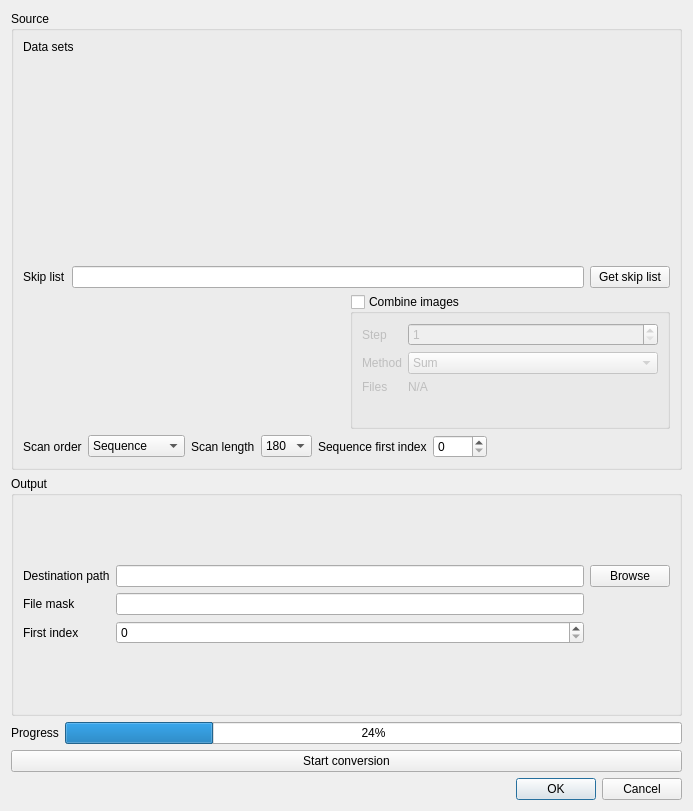
The window that applications/muhrec/src/fileconversiondialog.ui (neutronimaging/imagingsuite) describes before a commit, drawn with Qt 5.
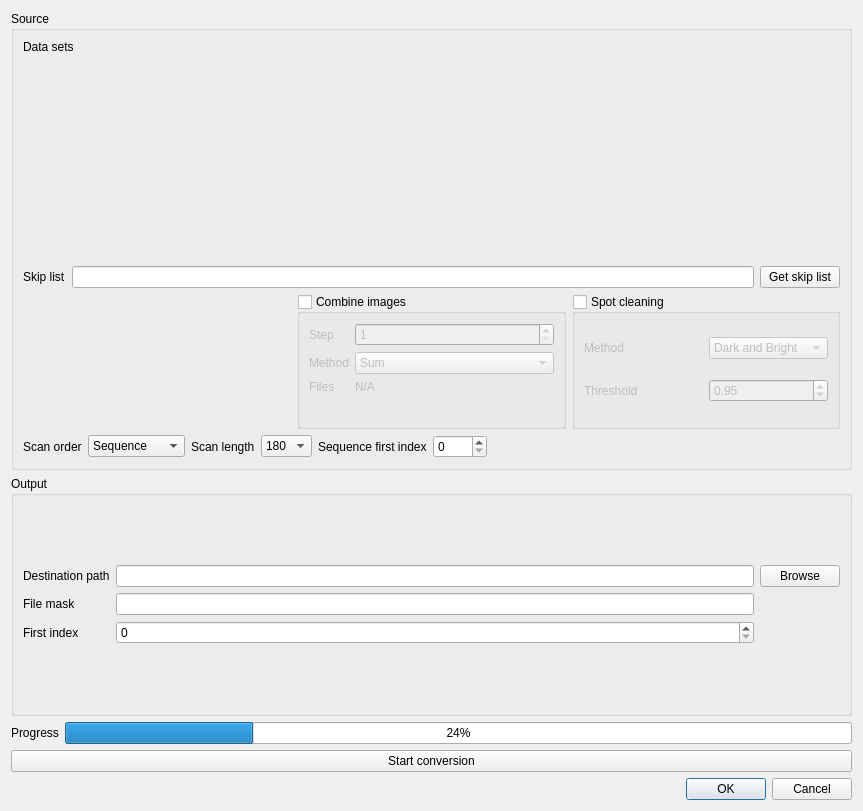
The same window after the commit. Custom widgets are drawn as their Qt base class.

Commit message: Started to add spot clean

Patch:
```diff
--- a/applications/muhrec/src/fileconversiondialog.ui
+++ b/applications/muhrec/src/fileconversiondialog.ui
@@ -6,7 +6,7 @@
    <rect>
     <x>0</x>
     <y>0</y>
-    <width>693</width>
+    <width>863</width>
     <height>811</height>
    </rect>
   </property>
@@ -44,7 +44,7 @@
           <item>
            <layout class="QHBoxLayout" name="horizontalLayout">
             <item>
-             <widget class="QLabel" name="label">
+             <widget class="QLabel" name="label_skiplist">
               <property name="text">
                <string>Skip list</string>
               </property>
@@ -97,7 +97,7 @@
                 </widget>
                </item>
                <item row="0" column="1">
-                <widget class="QSpinBox" name="spinCollationSize">
+                <widget class="QSpinBox" name="spinComobineSize">
                  <property name="minimum">
                   <number>1</number>
                  </property>
@@ -147,17 +147,100 @@
                  </item>
                 </widget>
                </item>
-               <item row="2" column="1">
-                <widget class="QLabel" name="labelNumberOfFiles">
-                 <property name="text">
-                  <string>N/A</string>
-                 </property>
-                </widget>
-               </item>
                <item row="2" column="0">
                 <widget class="QLabel" name="label_rest">
                  <property name="text">
                   <string>Files</string>
+                 </property>
+                </widget>
+               </item>
+               <item row="2" column="1">
+                <widget class="QLabel" name="labelNumberOfFiles">
+                 <property name="text">
+                  <string>N/A</string>
+                 </property>
+                </widget>
+               </item>
+              </layout>
+             </widget>
+            </item>
+            <item>
+             <widget class="QGroupBox" name="groupBox_spotclean">
+              <property name="title">
+               <string>Spot cleaning</string>
+              </property>
+              <property name="checkable">
+               <bool>true</bool>
+              </property>
+              <property name="checked">
+               <bool>false</bool>
+              </property>
+              <layout class="QGridLayout" name="gridLayout_3">
+               <item row="0" column="1">
+                <widget class="QComboBox" name="comboBox_spotcleanmethod">
+                 <property name="currentIndex">
+                  <number>2</number>
+                 </property>
+                 <item>
+                  <property name="text">
+                   <string>Dark</string>
+                  </property>
+                 </item>
+                 <item>
+                  <property name="text">
+                   <string>Bright</string>
+                  </property>
+                 </item>
+                 <item>
+                  <property name="text">
+                   <string>Dark and Bright</string>
+                  </property>
+                 </item>
+                 <item>
+                  <property name="text">
+                   <string>Holes (Legacy)</string>
+                  </property>
+                 </item>
+                 <item>
+                  <property name="text">
+                   <string>Peaks (Legacy)</string>
+                  </property>
+                 </item>
+                 <item>
+                  <property name="text">
+                   <string>Both (Legacy)</string>
+                  </property>
+                 </item>
+                </widget>
+               </item>
+               <item row="0" column="0">
+                <layout class="QHBoxLayout" name="horizontalLayout_6">
+                 <item>
+                  <widget class="QLabel" name="label">
+                   <property name="text">
+                    <string>Method</string>
+                   </property>
+                  </widget>
+                 </item>
+                </layout>
+               </item>
+               <item row="1" column="0">
+                <widget class="QLabel" name="label_6">
+                 <property name="text">
+                  <string>Threshold</string>
+                 </property>
+                </widget>
+               </item>
+               <item row="1" column="1">
+                <widget class="QDoubleSpinBox" name="doubleSpinBox_spotclean_threshold">
+                 <property name="maximum">
+                  <double>1.000000000000000</double>
+                 </property>
+                 <property name="singleStep">
+                  <double>0.010000000000000</double>
+                 </property>
+                 <property name="value">
+                  <double>0.950000000000000</double>
                  </property>
                 </widget>
                </item>
```
The commit also changes 6 other files.
